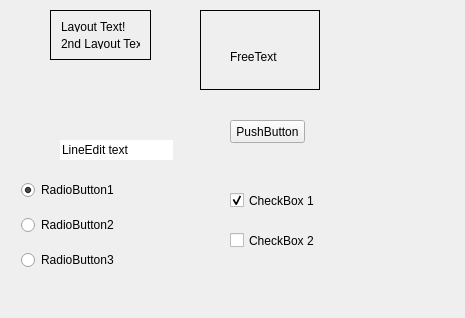
Above: qtwidgetwindow.ui from Dimaximym/QmlParser before the change. Below: the same form after it.
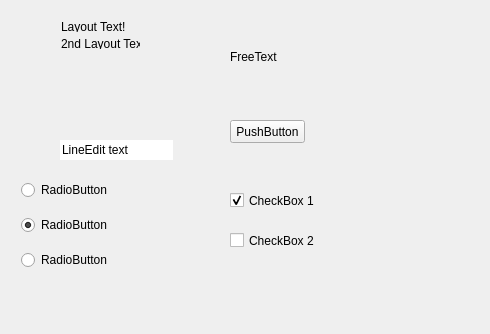
That is the form after the change.

Commit message: delete lines

What changed in the file:
```diff
--- a/qtwidgetwindow.ui
+++ b/qtwidgetwindow.ui
@@ -6,8 +6,8 @@
    <rect>
     <x>0</x>
     <y>0</y>
-    <width>465</width>
-    <height>318</height>
+    <width>490</width>
+    <height>334</height>
    </rect>
   </property>
   <property name="windowTitle">
@@ -24,7 +24,7 @@
      </rect>
     </property>
     <property name="styleSheet">
-     <string notr="true">border: 1px solid black</string>
+     <string notr="true"/>
     </property>
     <layout class="QGridLayout" name="gridLayout">
      <item row="0" column="0">
@@ -59,7 +59,7 @@
      </rect>
     </property>
     <property name="styleSheet">
-     <string notr="true">border: 1px solid black</string>
+     <string notr="true"/>
     </property>
     <widget class="QLabel" name="freeLabel">
      <property name="geometry">
@@ -149,30 +149,30 @@
      </rect>
     </property>
     <layout class="QGridLayout" name="gridLayout_2">
-     <item row="1" column="0">
+     <item row="2" column="0">
       <widget class="QRadioButton" name="radioButton_3">
        <property name="text">
-        <string>RadioButton2</string>
+        <string>RadioButton</string>
        </property>
        <property name="checked">
         <bool>false</bool>
        </property>
       </widget>
      </item>
-     <item row="0" column="0">
+     <item row="1" column="0">
       <widget class="QRadioButton" name="radioButton_2">
        <property name="text">
-        <string>RadioButton1</string>
+        <string>RadioButton</string>
        </property>
        <property name="checked">
         <bool>true</bool>
        </property>
       </widget>
      </item>
-     <item row="2" column="0">
+     <item row="0" column="0">
       <widget class="QRadioButton" name="radioButton">
        <property name="text">
-        <string>RadioButton3</string>
+        <string>RadioButton</string>
        </property>
       </widget>
      </item>
```
The commit also changes 2 other files.
